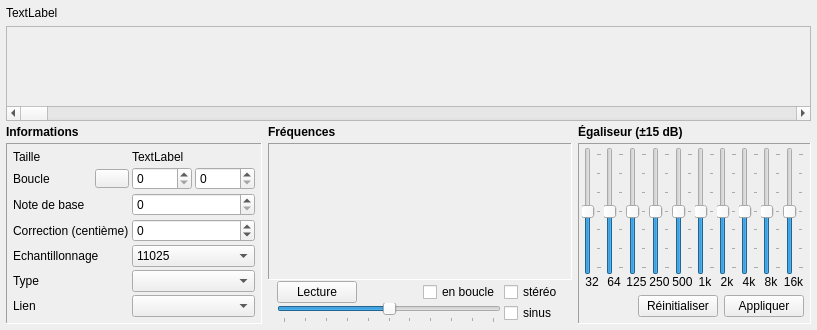
The window that trunk/pages/page_smpl.ui (davy7125/polyphone) describes before a commit, drawn with Qt 5.
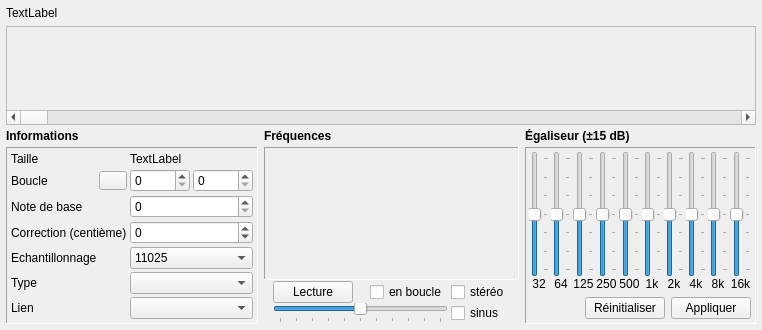
The same window after the commit. Icons and pictures are not drawn. Custom widgets are drawn as their Qt base class.

Diff of the .ui file:
```diff
--- a/trunk/pages/page_smpl.ui
+++ b/trunk/pages/page_smpl.ui
@@ -6,7 +6,7 @@
    <rect>
     <x>0</x>
     <y>0</y>
-    <width>817</width>
+    <width>762</width>
     <height>330</height>
    </rect>
   </property>
@@ -193,10 +193,10 @@
           <number>3</number>
          </property>
          <property name="rightMargin">
-          <number>6</number>
+          <number>4</number>
          </property>
          <property name="bottomMargin">
-          <number>6</number>
+          <number>4</number>
          </property>
          <item>
           <layout class="QGridLayout" name="gridLayout_3">
@@ -748,8 +748,17 @@
          <enum>QFrame::Sunken</enum>
         </property>
         <layout class="QHBoxLayout" name="horizontalLayout_2">
-         <property name="margin">
-          <number>6</number>
+         <property name="leftMargin">
+          <number>4</number>
+         </property>
+         <property name="topMargin">
+          <number>4</number>
+         </property>
+         <property name="rightMargin">
+          <number>4</number>
+         </property>
+         <property name="bottomMargin">
+          <number>4</number>
          </property>
          <item>
           <layout class="QGridLayout" name="gridLayout_2">
@@ -868,7 +877,7 @@
             <widget class="QPushButton" name="pushFullLength">
              <property name="maximumSize">
               <size>
-               <width>34</width>
+               <width>28</width>
                <height>19</height>
               </size>
              </property>
```
Left out of the diff: 33 changed lines with no effect on the pictures.
